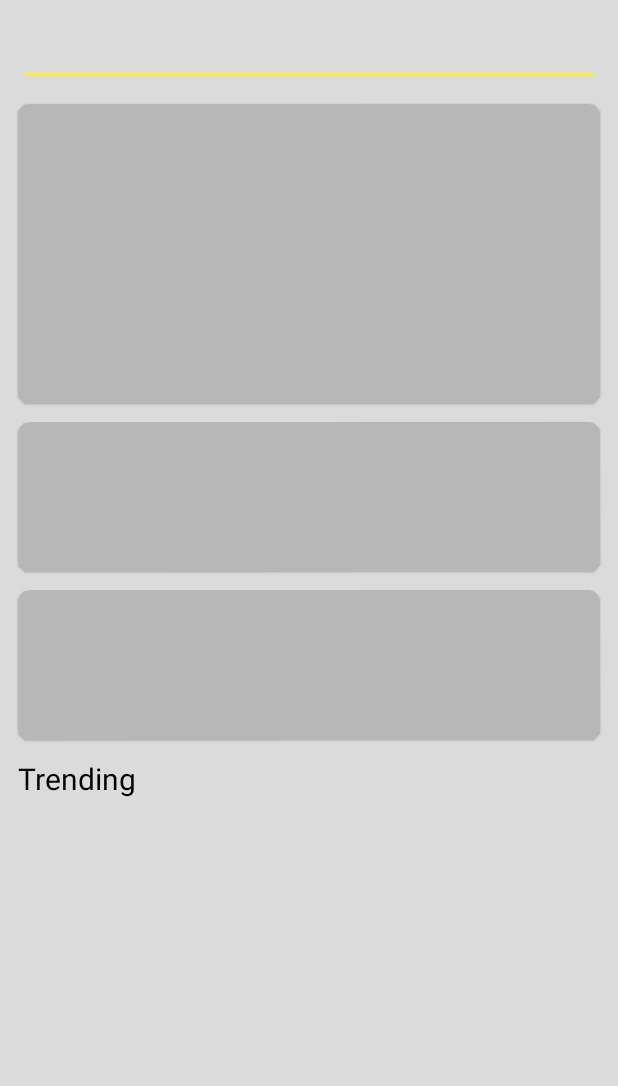
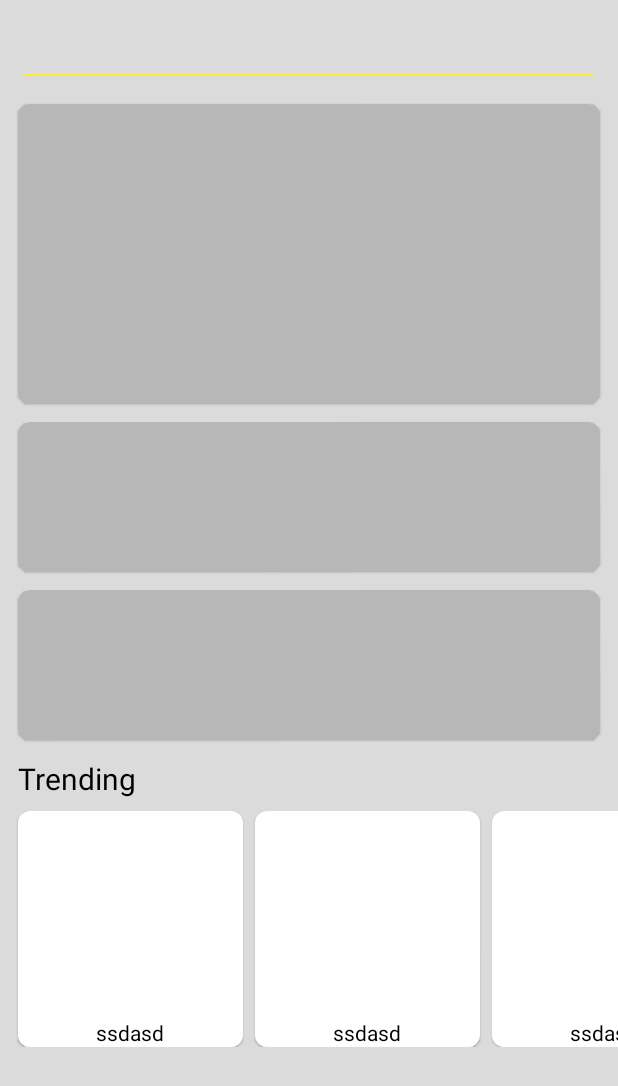
Before and after one commit to alwaysmda/Traveli, an Android app: the layout fragment_home.xml on its own in the app's theme, with its tools: preview values and no code run, on a phone screen of 412 x 824 dp. Shown: the top 1086 px of the screen. Run offline under Robolectric (Android 15) with nearby library versions, the phone set to English and light mode, and no system bars.

```diff
--- a/app/src/main/res/layout/fragment_home.xml
+++ b/app/src/main/res/layout/fragment_home.xml
@@ -1,6 +1,8 @@
 <?xml version="1.0" encoding="utf-8"?>
 
-<layout xmlns:app="http://schemas.android.com/apk/res-auto">
+<layout xmlns:android="http://schemas.android.com/apk/res/android"
+    xmlns:tools="http://schemas.android.com/tools"
+    xmlns:app="http://schemas.android.com/apk/res-auto">
 
     <data>
 
@@ -19,7 +21,6 @@
         <androidx.core.widget.NestedScrollView
             android:layout_width="match_parent"
             android:layout_height="match_parent"
-            xmlns:android="http://schemas.android.com/apk/res/android"
             android:background="?attr/colorBackground0"
 
             >
@@ -28,9 +29,7 @@
             <androidx.constraintlayout.widget.ConstraintLayout
                 android:layout_width="match_parent"
                 android:layout_height="match_parent"
-                android:background="?attr/colorBackground0"
-                xmlns:tools="http://schemas.android.com/tools"
-                >
+                android:background="?attr/colorBackground0">
 
 
                 <com.google.android.material.textfield.TextInputEditText
@@ -82,6 +81,7 @@
                     />
 
                 <com.google.android.material.textview.MaterialTextView
+                    android:id="@+id/tv_trending_title"
                     android:layout_width="wrap_content"
                     android:layout_height="wrap_content"
                     app:layout_constraintTop_toBottomOf="@+id/cv_third_travel"
@@ -96,21 +96,19 @@
                     />
 
 
-
-
-
-
-
-
-
-
-
-
-
-
-
-
-
+                <androidx.recyclerview.widget.RecyclerView
+                    android:id="@+id/rv_trending_travel"
+                    android:layout_width="match_parent"
+                    android:layout_height="wrap_content"
+                    android:layout_marginTop="@dimen/paddingMedium"
+                    android:orientation="horizontal"
+                    android:paddingStart="@dimen/paddingLarge"
+                    android:paddingEnd="4dp"
+                    android:clipToPadding="false"
+                    app:layoutManager="androidx.recyclerview.widget.LinearLayoutManager"
+                    app:layout_constraintTop_toBottomOf="@+id/tv_trending_title"
+                    tools:layout_editor_absoluteX="-38dp"
+                    tools:listitem="@layout/row_travel" />
 
 
             </androidx.constraintlayout.widget.ConstraintLayout>
--- a/app/src/main/res/layout/row_travel.xml
+++ b/app/src/main/res/layout/row_travel.xml
@@ -25,6 +25,7 @@
         android:layout_height="wrap_content"
         app:cardBackgroundColor="?attr/colorBackground2"
         app:cardCornerRadius="@dimen/radiusMedium"
+        android:layout_marginEnd="@dimen/paddingMedium"
         >
         <LinearLayout xmlns:android="http://schemas.android.com/apk/res/android"
             android:layout_width="150dp"
```
Also changed, not shown: app/src/main/java/data/remote/dto/TraveliApi.kt (added, +15 -0 lines), app/src/main/java/data/repository/TravelRepositoryImpl.kt (added, +37 -0 lines), app/src/main/java/domain/repository/TraveliRepository.kt (added, +10 -0 lines).
